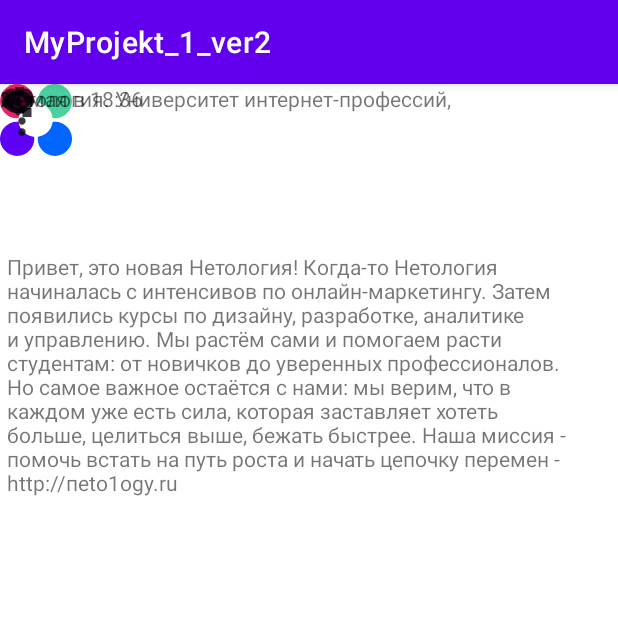
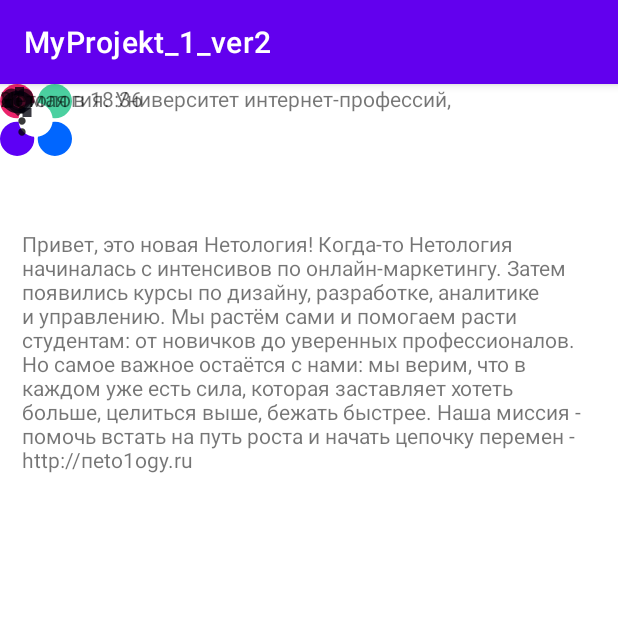
Before and after one commit to EKamenyuk/AndroidStudioDZ3-ver.2, an Android app: the screen it shows after launch (MainActivity), on a phone screen of 412 x 824 dp, the top half of it. Run offline under Robolectric (Android 15) with nearby library versions, the phone set to English and light mode, and no system bars.

Commit message:
"add barrier"

```diff
--- a/app/src/main/res/layout/activity_main.xml
+++ b/app/src/main/res/layout/activity_main.xml
@@ -7,15 +7,16 @@
     tools:context=".MainActivity">
 
     <TextView
+        android:id="@+id/accelerate"
         android:layout_width="382dp"
         android:layout_height="168dp"
         android:text="@string/hello"
         app:layout_constraintBottom_toBottomOf="parent"
         app:layout_constraintEnd_toEndOf="parent"
-        app:layout_constraintHorizontal_bias="0.155"
+        app:layout_constraintHorizontal_bias="0.482"
         app:layout_constraintStart_toStartOf="parent"
         app:layout_constraintTop_toTopOf="parent"
-        app:layout_constraintVertical_bias="0.187" />
+        app:layout_constraintVertical_bias="0.161" />
 
     <ImageView
         android:id="@+id/imageView"
@@ -41,6 +42,7 @@
         android:layout_height="49dp"
         android:src="@drawable/baseline_more_vert_24"
         tools:ignore="MissingConstraints"
+        android:background="@android:color/transparent"
         tools:layout_editor_absoluteX="366dp"
         tools:layout_editor_absoluteY="21dp" />
 
@@ -81,13 +83,17 @@
         tools:layout_editor_absoluteY="50dp" />
 
     <androidx.constraintlayout.widget.Barrier
-        android:layout_width="wrap_content"
-        android:layout_height="wrap_content"
-        app:barrierDirection="top"
-        app:layout_constraintBottom_toBottomOf="parent"
-        app:layout_constraintTop_toTopOf="parent"
-        app:layout_constraintVertical_bias="0.5"
-        tools:layout_editor_absoluteX="289dp" />
+        android:id="@+id/barrier"
+        android:layout_width="0dp"
+        android:layout_height="0dp"
+        app:barrierDirection="bottom"
+        app:constraint_referenced_ids="imageView,textView"/>
 
+    <androidx.constraintlayout.widget.Barrier
+        android:id="@+id/barrier2"
+        android:layout_width="0dp"
+        android:layout_height="0dp"
+        app:barrierDirection="bottom"
+        app:constraint_referenced_ids="accelerate"/>
 
 </androidx.constraintlayout.widget.ConstraintLayout>
```
